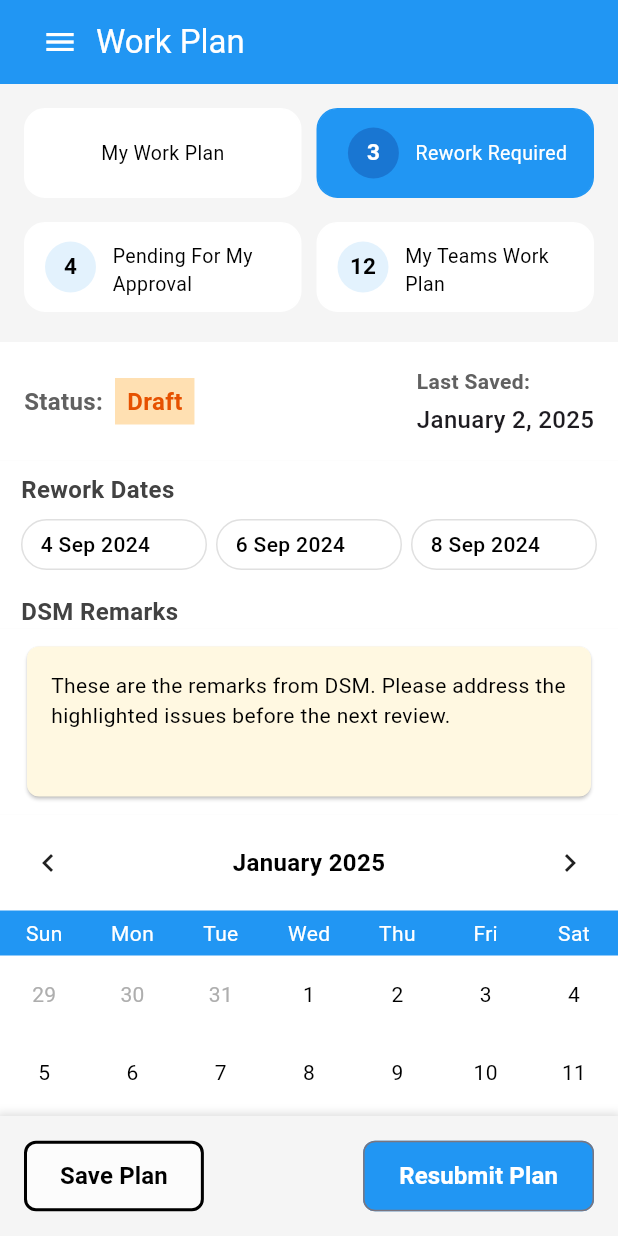
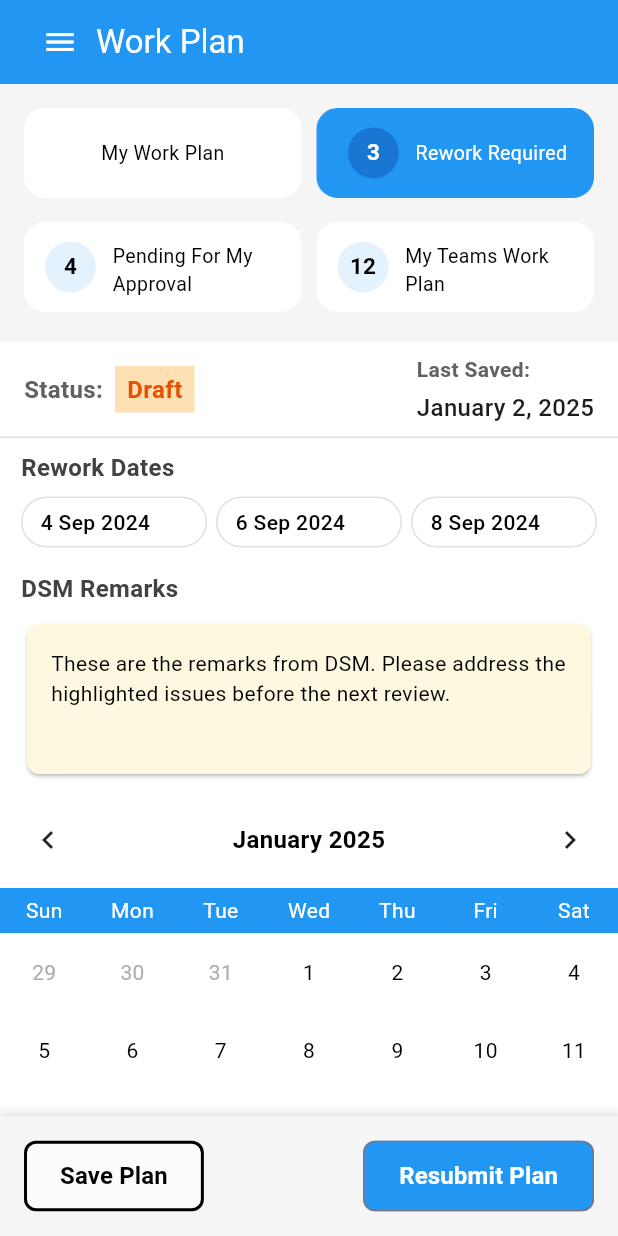
Before and after one commit to MuhammadAhmerMehfooz/getpharma, a Flutter app: the screen it shows after launch, after a tap on an icon or button, on a phone screen of 412 x 824 dp. Run offline on Flutter 3.47's test engine with Material 3 defaults, Android fonts, the phone set to English and light mode, and no system bars; drawn by our look-alikes of table_calendar; our stand-ins replace dotted_border, fl_chart, image_picker, percent_indicator.

Commit message:
UI fixes

```diff
--- a/lib/CallReporting/Work Plan/Work_Plan.dart
+++ b/lib/CallReporting/Work Plan/Work_Plan.dart
@@ -97,7 +97,7 @@ class _WorkPlanState extends State<WorkPlan> {
             Container(
               color: Colors.white,
               padding:
-                  const EdgeInsets.symmetric(horizontal: 16.0, vertical: 16),
+                  const EdgeInsets.symmetric(horizontal: 16.0, vertical: 8),
               child: Row(
                 mainAxisAlignment: MainAxisAlignment.start,
                 children: [
@@ -1551,6 +1551,11 @@ class _WorkPlanState extends State<WorkPlan> {
     return Column(
       crossAxisAlignment: CrossAxisAlignment.start,
       children: [
+        Divider(
+          color: Colors.grey.shade300, // Light grey line color
+          thickness: 1, // Thin line
+          height: 1, // No extra spacing around the line
+        ),
         Container(
           color: Colors.white,
           padding: const EdgeInsets.only(left: 14.0, top: 8.0),
```
